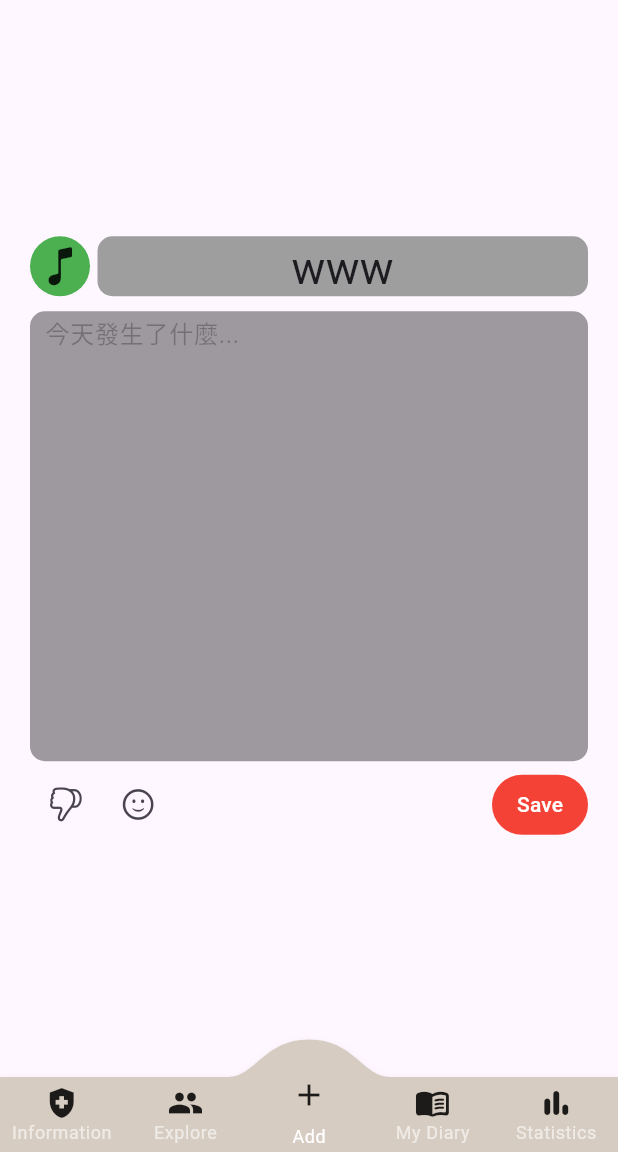
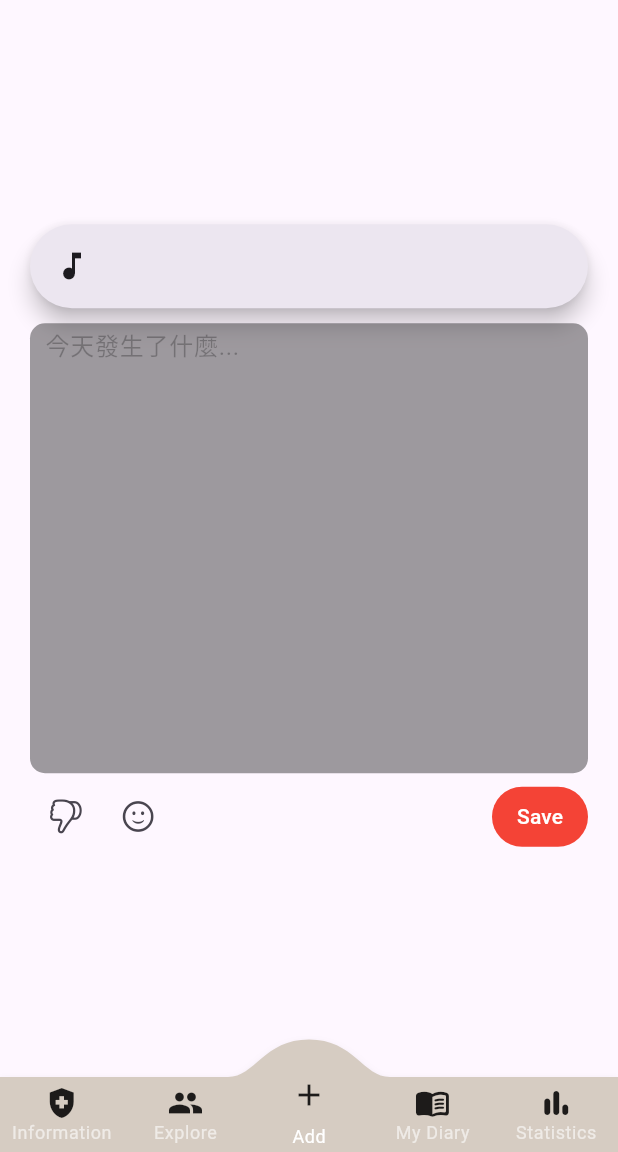
Before and after one commit to SimonLiu423/cc_diary, a Flutter app: the screen it shows after launch, item 3 of the bottom bar chosen, on a phone screen of 412 x 824 dp, the part 84-1236 px from its top. Run offline on Flutter 3.47's test engine with Material 3 defaults, Android fonts, the phone set to English and light mode, and no system bars; drawn by our look-alikes of convex_bottom_bar; our stand-ins replace bloc, equatable, fl_chart, flutter_bloc, just_audio, rxdart and 1 more; missing offline and left inert: audio_session; generated files the repository leaves out were written again; network calls fail.

Commit message:
Add music search to add diary

```diff
--- a/lib/features/new_diary/diary.dart
+++ b/lib/features/new_diary/diary.dart
@@ -3,6 +3,7 @@ import 'package:flutter/cupertino.dart';
 import 'package:flutter/material.dart';
 import 'package:flutter_bloc/flutter_bloc.dart';
 
+import '../../core/music_search.dart';
 import 'diary_bloc.dart';
 import 'diary_event.dart';
 import 'diary_state.dart';
@@ -52,33 +53,7 @@ class _DiaryPageState extends State<DiaryPage> {
                 return Column(
                   mainAxisSize: MainAxisSize.min,
                   children: [
-                    Row(
-                      children: [
-                        Container(
-                          width: 40,
-                          height: 40,
-                          decoration: const BoxDecoration(shape: BoxShape.circle, color: Colors.green),
-                          margin: const EdgeInsets.fromLTRB(0, 0, 5, 0),
-                          child: const Icon(
-                            CupertinoIcons.music_note,
-                            size: 30,
-                          ),
-                        ),
-                        Expanded(
-                          child: Container(
-                            height: 40,
-                            decoration: BoxDecoration(borderRadius: BorderRadius.circular(10), color: Colors.grey),
-                            child: const Center(
-                              child: Text(
-                                "www",
-                                textAlign: TextAlign.center,
-                                style: TextStyle(fontSize: 30),
-                              ),
-                            ),
-                          ),
-                        )
-                      ],
-                    ),
+                    const MusicSearch(),
                     const SizedBox(height: 10),
                     Container(
                       height: 300,
```
